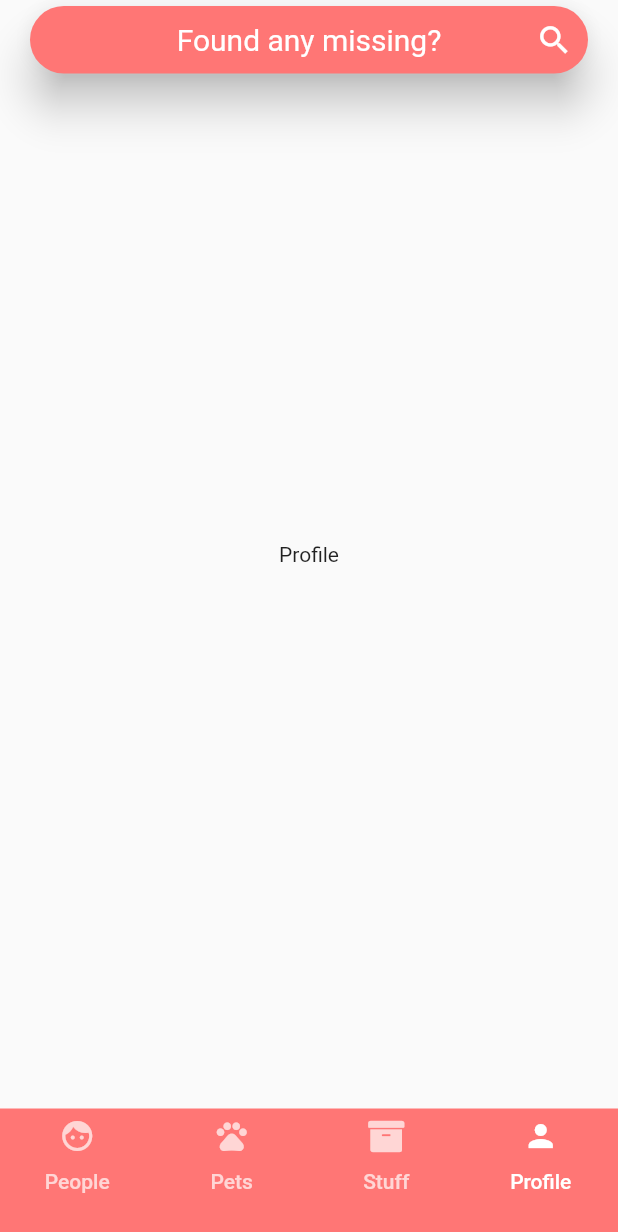
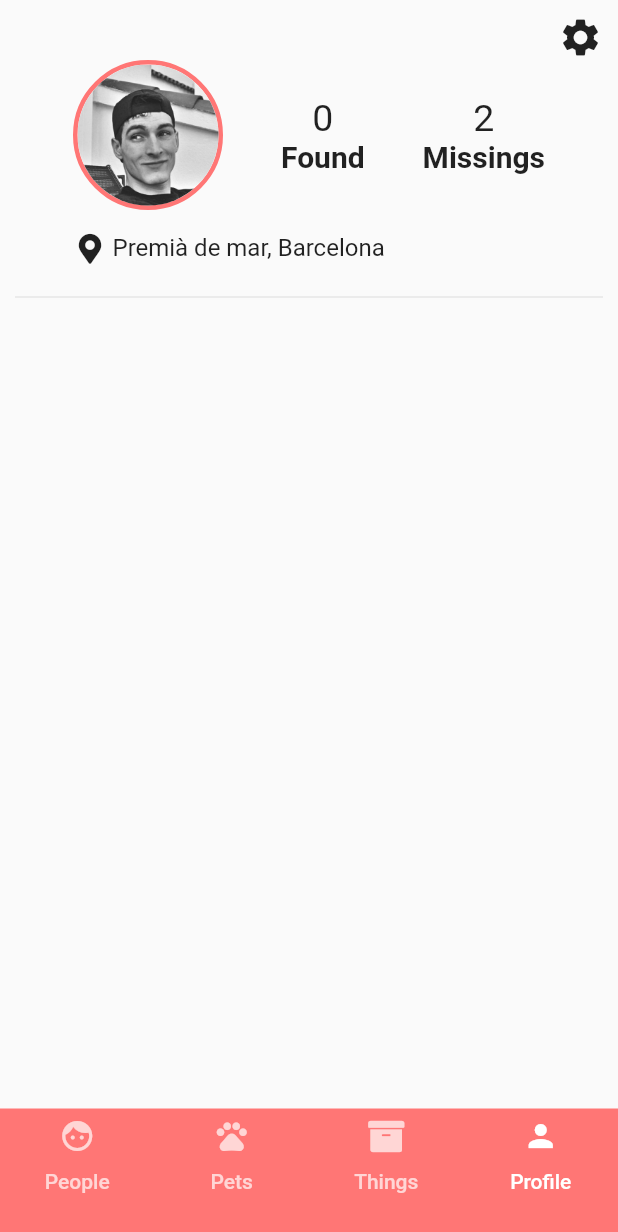
Before and after one commit to raulmabe/missing, a Flutter app: the screen it shows after launch, item 4 of the bottom bar chosen, on a phone screen of 412 x 824 dp. Shown: the top 1232 px of the screen. Run offline on Flutter 3.47's test engine with Material 2 defaults, Android fonts, the phone set to English and light mode, and no system bars; our stand-ins replace font_awesome_flutter; Roboto replaces fonts that are missing (Montserrat).

Commit message:
Added profile

```diff
--- a/lib/ui/bodys/profileBody.dart
+++ /dev/null
@@ -1,15 +0,0 @@
-import 'package:flutter/material.dart';
-
-class ProfileBody extends StatefulWidget {
-  @override
-  _ProfileBodyState createState() => _ProfileBodyState();
-}
-
-class _ProfileBodyState extends State<ProfileBody> {
-  @override
-  Widget build(BuildContext context) {
-    return Center(
-      child: Text("Profile"),
-    );
-  }
-}
--- a/lib/ui/homePage.dart
+++ b/lib/ui/homePage.dart
@@ -1,8 +1,6 @@
 import 'package:flutter/material.dart';
-import './bodys/animalsBody.dart';
-import './bodys/peopleBody.dart';
-import './bodys/stuffBody.dart';
-import './bodys/profileBody.dart';
+import './body.dart';
+import './profileBody.dart';
 import 'package:font_awesome_flutter/font_awesome_flutter.dart';
 import './widgets/searchBar.dart';
 
@@ -22,7 +20,12 @@ class _HomePageState extends State<HomePage> with SingleTickerProviderStateMixin
   void initState(){
     super.initState();
     _tabController = TabController(vsync: this, length: 4);
+    _tabController.addListener(_handleTabSelection);
     _scrollController = ScrollController();
+  }
+
+  void _handleTabSelection(){
+    setState((){});
   }
 
   @override
@@ -35,18 +38,25 @@ class _HomePageState extends State<HomePage> with SingleTickerProviderStateMixin
   @override
   Widget build(BuildContext context) {
     return Scaffold(
-      body: Stack(
+      body: SafeArea(
+        child: Stack(
           children: <Widget>[
             TabBarView(
               controller: _tabController,
               children: <Widget>[
-              new PeopleBody(),
-              new AnimalBody(),
-              new StuffBody(),
-              new ProfileBody()
+                new Body(
+                  type: Type.PEOPLE,
+                ),
+                new Body(
+                  type: Type.PETS,
+                ),
+                new Body(
+                  type: Type.THINGS,
+                ),
+                new ProfileBody(),
               ],
             ),
-          (_tabController.index == 1) ? new Container() : Positioned(
+            (_tabController.index == _tabController.length-1) ? new Container() : Positioned(
               top: 4.0,
               right: 20.0,
               left: 20.0,
@@ -55,6 +65,7 @@ class _HomePageState extends State<HomePage> with SingleTickerProviderStateMixin
               )
             )
           ],
+        ),
       ),
       bottomNavigationBar: new Container(
         padding: EdgeInsets.only(bottom: 20.0),
@@ -74,7 +85,7 @@ class _HomePageState extends State<HomePage> with SingleTickerProviderStateMixin
               icon: new Icon(Icons.pets),
             ),
             Tab(
-              text: "Stuff",
+              text: "Things",
               icon: new Icon(FontAwesomeIcons.archive),
             ),
             Tab(
--- /dev/null
+++ b/lib/ui/profileBody.dart
@@ -0,0 +1,111 @@
+import 'package:flutter/material.dart';
+import 'package:font_awesome_flutter/font_awesome_flutter.dart';
+
+class ProfileBody extends StatefulWidget {
+  @override
+  _ProfileBodyState createState() => _ProfileBodyState();
+}
+
+class _ProfileBodyState extends State<ProfileBody> {
+  @override
+  Widget build(BuildContext context) {
+    return Padding(
+      padding: const EdgeInsets.all(10.0),
+      child: Column(
+        mainAxisSize: MainAxisSize.max,
+        crossAxisAlignment: CrossAxisAlignment.stretch,
+        children: <Widget>[
+          Align(
+            alignment: Alignment.centerRight,
+            child: InkWell(
+              onTap: (){print("Settings tapped");},
+              child: Icon(
+                Icons.settings,
+                size: 30,
+              ),
+            ),
+          ),
+          Row(
+            mainAxisAlignment: MainAxisAlignment.spaceEvenly,
+            children: <Widget>[
+              // Profile image
+              Container(
+                width: 100,
+                height: 100,
+                decoration: BoxDecoration(
+                  shape: BoxShape.circle,
+                  border: Border.all(
+                    color: Theme.of(context).primaryColor,
+                    width: 3.0
+                    )
+                ),
+                child: ClipOval(
+                  child: Image.asset("assets/profile_pic.jpg"),
+                ),
+              ),
+              getTextColumn(
+                number: 0,
+                text: "Found"
+              ),
+              getTextColumn(
+                number: 2,
+                text: "Missings"
+              ),
+            ],
+          ),
+          getInfo(),
+          Divider(),
+        ],
+      ),
+    );
+  }
+
+  Widget getTextColumn({@required int number, @required String text}){
+    return Column(
+      mainAxisAlignment: MainAxisAlignment.center,
+      crossAxisAlignment: CrossAxisAlignment.center,
+      children: <Widget>[
+        Text(
+          "$number",
+          style: TextStyle(
+            fontSize: 25.0
+          )
+          ),
+        Text(
+          text,
+          style: TextStyle(
+            fontWeight: FontWeight.bold,
+            fontSize: 20.0
+          )
+        )
+      ],
+    );
+  }
+
+  Widget getInfo() {
+    return Padding(
+      padding: EdgeInsets.symmetric(
+        vertical: 15.0,
+        horizontal: 40,
+      ),
+      child: Row(
+        crossAxisAlignment: CrossAxisAlignment.center,
+        children: <Widget>[
+          Icon(
+            FontAwesomeIcons.mapMarkerAlt,
+            size: 20.0,
+            ),
+          Padding(
+            padding: EdgeInsets.only(left: 5.0),
+            child: Text(
+              "Premià de mar, Barcelona",
+              style: TextStyle(
+                fontSize: 16.0
+              ),
+              ),
+          )
+        ],
+      ),
+    );
+  }
+}
--- a/pubspec.yaml
+++ b/pubspec.yaml
@@ -38,8 +38,8 @@ flutter:
   uses-material-design: true
 
   # To add assets to your application, add an assets section, like this:
-  # assets:
-  #  - images/a_dot_burr.jpeg
+  assets:
+  - assets/profile_pic.jpg
   #  - images/a_dot_ham.jpeg
 
   # An image asset can refer to one or more resolution-specific "variants", see
```
Also changed, not shown: lib/ui/body.dart (added, +83 -0 lines), lib/ui/bodys/animalsBody.dart (deleted, +0 -74 lines), lib/ui/bodys/peopleBody.dart (deleted, +0 -15 lines), lib/ui/bodys/stuffBody.dart (deleted, +0 -15 lines), lib/ui/widgets/missingCards.dart (+12 -11 lines), assets/profile_pic.jpg (added), 1 other file. Lines whose indentation alone changed are shown as unchanged.
